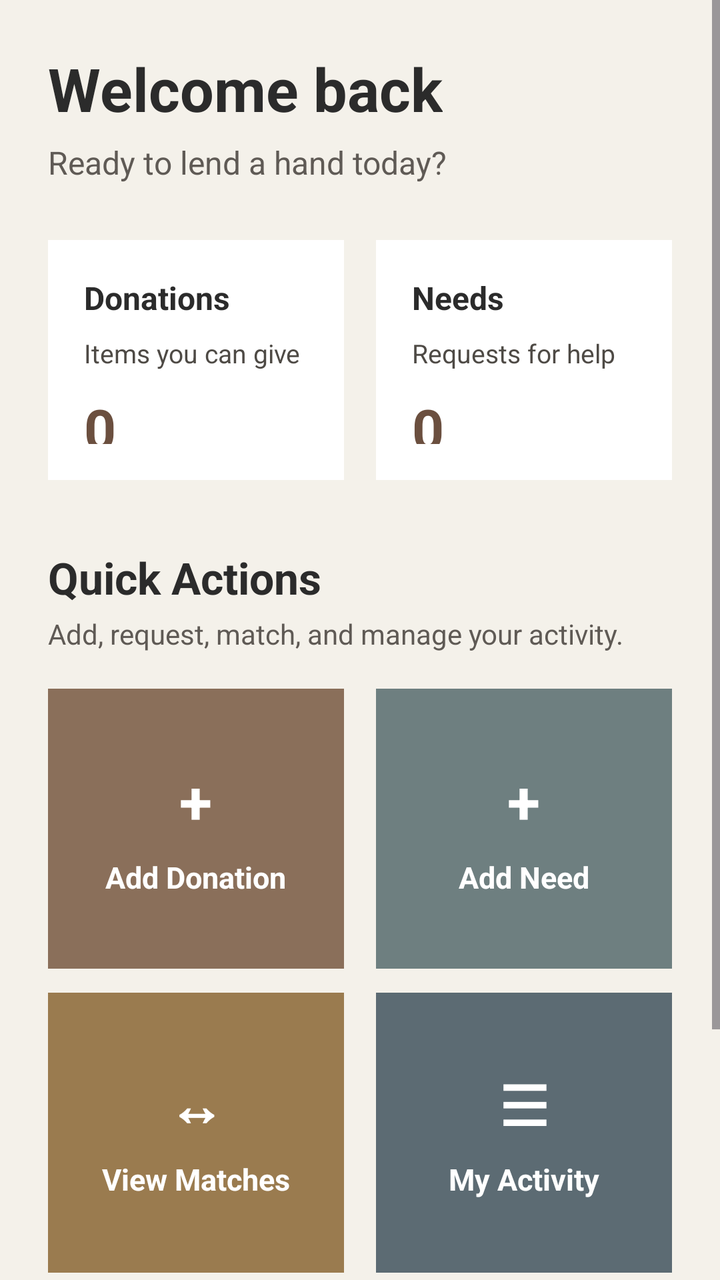
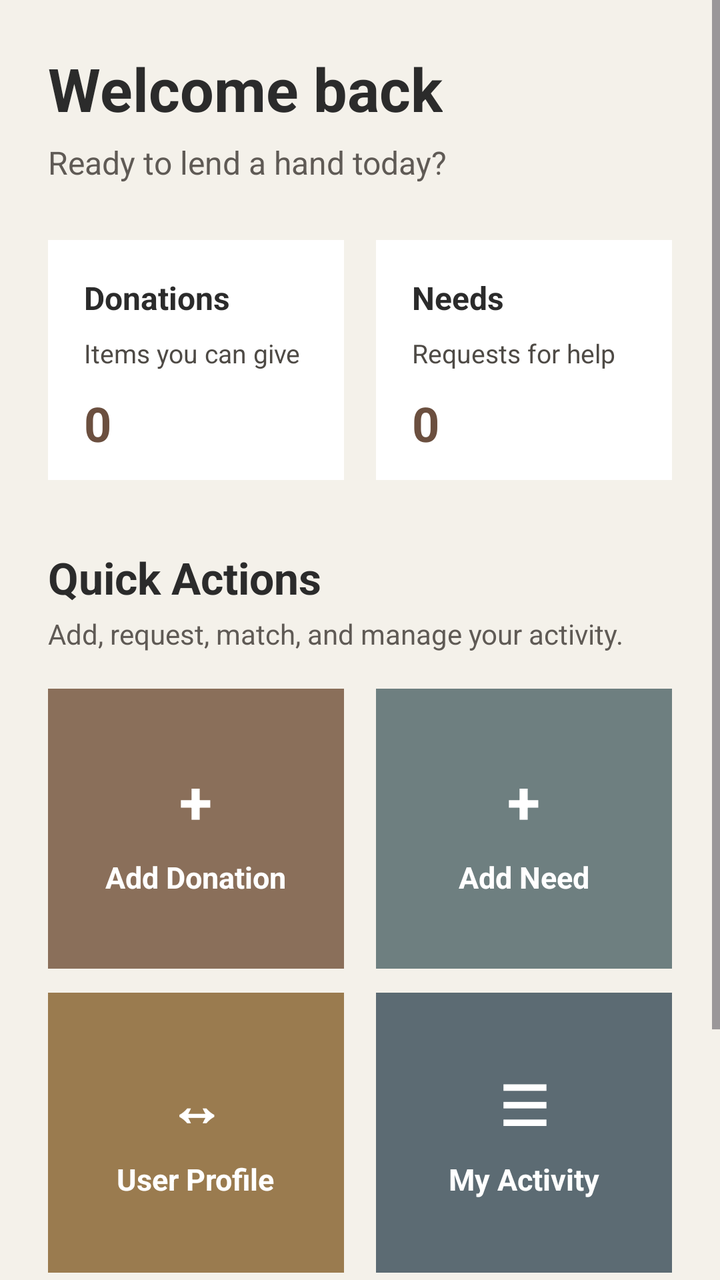

Compare the two renders of this Android layout. The source of the first and the diff that turns it into the second are given below.
<!-- AndroidManifest.xml: application theme Theme.LendAHand -->
<!-- res/layout/dashboard_activity.xml -->
<?xml version="1.0" encoding="utf-8"?>
<ScrollView xmlns:android="http://schemas.android.com/apk/res/android"
    android:layout_width="match_parent"
    android:layout_height="match_parent"
    android:background="#F4F1EA"
    android:fillViewport="true">

    <LinearLayout
        android:layout_width="match_parent"
        android:layout_height="wrap_content"
        android:orientation="vertical"
        android:padding="24dp">

        

        <TextView
            android:id="@+id/welcomeText"
            android:layout_width="wrap_content"
            android:layout_height="wrap_content"
            android:text="Welcome back"
            android:textColor="#2B2B2B"
            android:textSize="30sp"
            android:textStyle="bold" />

        <TextView
            android:layout_width="wrap_content"
            android:layout_height="wrap_content"
            android:text="Ready to lend a hand today?"
            android:textColor="#5F5A55"
            android:textSize="16sp"
            android:layout_marginTop="6dp" />

        
        <LinearLayout
            android:layout_width="match_parent"
            android:layout_height="wrap_content"
            android:orientation="horizontal"
            android:layout_marginTop="28dp"
            android:weightSum="2">

            <LinearLayout
                android:layout_width="0dp"
                android:layout_height="120dp"
                android:layout_weight="1"
                android:orientation="vertical"
                android:padding="18dp"
                android:background="#FFFFFF"
                android:layout_marginEnd="8dp">

                <TextView
                    android:layout_width="wrap_content"
                    android:layout_height="wrap_content"
                    android:text="Donations"
                    android:textColor="#2B2B2B"
                    android:textSize="16sp"
                    android:textStyle="bold" />

                <TextView
                    android:layout_width="wrap_content"
                    android:layout_height="wrap_content"
                    android:text="Items you can give"
                    android:textColor="#4E4A45"
                    android:textSize="13sp"
                    android:layout_marginTop="8dp" />

                <TextView
                    android:id="@+id/txtDonationCount"
                    android:layout_width="wrap_content"
                    android:layout_height="wrap_content"
                    android:text="0"
                    android:textColor="#6B4F3F"
                    android:textSize="28sp"
                    android:textStyle="bold"
                    android:layout_marginTop="10dp" />
            </LinearLayout>

            <LinearLayout
                android:layout_width="0dp"
                android:layout_height="120dp"
                android:layout_weight="1"
                android:orientation="vertical"
                android:padding="18dp"
                android:background="#FFFFFF"
                android:layout_marginStart="8dp">

                <TextView
                    android:layout_width="wrap_content"
                    android:layout_height="wrap_content"
                    android:text="Needs"
                    android:textColor="#2B2B2B"
                    android:textSize="16sp"
                    android:textStyle="bold" />

                <TextView
                    android:layout_width="wrap_content"
                    android:layout_height="wrap_content"
                    android:text="Requests for help"
                    android:textColor="#4E4A45"
                    android:textSize="13sp"
                    android:layout_marginTop="8dp" />

                <TextView
                    android:id="@+id/txtNeedCount"
                    android:layout_width="wrap_content"
                    android:layout_height="wrap_content"
                    android:text="0"
                    android:textColor="#6B4F3F"
                    android:textSize="28sp"
                    android:textStyle="bold"
                    android:layout_marginTop="10dp" />
            </LinearLayout>
        </LinearLayout>

        
        <TextView
            android:layout_width="wrap_content"
            android:layout_height="wrap_content"
            android:text="Quick Actions"
            android:textColor="#2B2B2B"
            android:textSize="22sp"
            android:textStyle="bold"
            android:layout_marginTop="34dp" />

        <TextView
            android:layout_width="wrap_content"
            android:layout_height="wrap_content"
            android:text="Add, request, match, and manage your activity."
            android:textColor="#5F5A55"
            android:textSize="14sp"
            android:layout_marginTop="4dp" />

        
        <LinearLayout
            android:layout_width="match_parent"
            android:layout_height="wrap_content"
            android:orientation="vertical"
            android:layout_marginTop="18dp">

            
            <LinearLayout
                android:layout_width="match_parent"
                android:layout_height="wrap_content"
                android:orientation="horizontal"
                android:weightSum="2">

                <LinearLayout
                    android:id="@+id/btnAddDonation"
                    android:layout_width="0dp"
                    android:layout_height="140dp"
                    android:layout_weight="1"
                    android:orientation="vertical"
                    android:background="#8A6F5A"
                    android:padding="16dp"
                    android:layout_marginEnd="8dp"
                    android:gravity="center"
                    android:clickable="true"
                    android:focusable="true">

                    <TextView
                        android:layout_width="wrap_content"
                        android:layout_height="wrap_content"
                        android:text="+"
                        android:textSize="30sp"
                        android:textColor="#FFFFFF"
                        android:textStyle="bold" />

                    <TextView
                        android:layout_width="wrap_content"
                        android:layout_height="wrap_content"
                        android:text="Add Donation"
                        android:textSize="15sp"
                        android:textColor="#FFFFFF"
                        android:layout_marginTop="8dp"
                        android:textStyle="bold" />
                </LinearLayout>

                <LinearLayout
                    android:id="@+id/btnAddNeed"
                    android:layout_width="0dp"
                    android:layout_height="140dp"
                    android:layout_weight="1"
                    android:orientation="vertical"
                    android:background="#6E7F80"
                    android:padding="16dp"
                    android:layout_marginStart="8dp"
                    android:gravity="center"
                    android:clickable="true"
                    android:focusable="true">

                    <TextView
                        android:layout_width="wrap_content"
                        android:layout_height="wrap_content"
                        android:text="+"
                        android:textSize="30sp"
                        android:textColor="#FFFFFF"
                        android:textStyle="bold" />

                    <TextView
                        android:layout_width="wrap_content"
                        android:layout_height="wrap_content"
                        android:text="Add Need"
                        android:textSize="15sp"
                        android:textColor="#FFFFFF"
                        android:layout_marginTop="8dp"
                        android:textStyle="bold" />
                </LinearLayout>
            </LinearLayout>

            
            <LinearLayout
                android:layout_width="match_parent"
                android:layout_height="wrap_content"
                android:orientation="horizontal"
                android:layout_marginTop="12dp"
                android:weightSum="2">

                <LinearLayout
                    android:id="@+id/btnViewMatches"
                    android:layout_width="0dp"
                    android:layout_height="140dp"
                    android:layout_weight="1"
                    android:orientation="vertical"
                    android:background="#9A7B4F"
                    android:padding="16dp"
                    android:layout_marginEnd="8dp"
                    android:gravity="center"
                    android:clickable="true"
                    android:focusable="true">

                    <TextView
                        android:layout_width="wrap_content"
                        android:layout_height="wrap_content"
                        android:text="↔"
                        android:textSize="28sp"
                        android:textColor="#FFFFFF"
                        android:textStyle="bold" />

                    <TextView
                        android:layout_width="wrap_content"
                        android:layout_height="wrap_content"
                        android:text="View Matches"
                        android:textSize="15sp"
                        android:textColor="#FFFFFF"
                        android:layout_marginTop="8dp"
                        android:textStyle="bold" />
                </LinearLayout>

                <LinearLayout
                    android:id="@+id/btnMyActivity"
                    android:layout_width="0dp"
                    android:layout_height="140dp"
                    android:layout_weight="1"
                    android:orientation="vertical"
                    android:background="#5C6B73"
                    android:padding="16dp"
                    android:layout_marginStart="8dp"
                    android:gravity="center"
                    android:clickable="true"
                    android:focusable="true">

                    <TextView
                        android:layout_width="wrap_content"
                        android:layout_height="wrap_content"
                        android:text="☰"
                        android:textSize="28sp"
                        android:textColor="#FFFFFF"
                        android:textStyle="bold" />

                    <TextView
                        android:layout_width="wrap_content"
                        android:layout_height="wrap_content"
                        android:text="My Activity"
                        android:textSize="15sp"
                        android:textColor="#FFFFFF"
                        android:layout_marginTop="8dp"
                        android:textStyle="bold" />
                </LinearLayout>
            </LinearLayout>
        </LinearLayout>

        
        <LinearLayout
            android:layout_width="match_parent"
            android:layout_height="wrap_content"
            android:orientation="vertical"
            android:padding="20dp"
            android:background="#FFFFFF"
            android:layout_marginTop="28dp">

            <TextView
                android:layout_width="wrap_content"
                android:layout_height="wrap_content"
                android:text="Small help, big impact"
                android:textColor="#2B2B2B"
                android:textSize="18sp"
                android:textStyle="bold" />

            <TextView
                android:layout_width="match_parent"
                android:layout_height="wrap_content"
                android:text="Share what you have, request what you need, and connect with people around you."
                android:textColor="#4E4A45"
                android:textSize="14sp"
                android:layout_marginTop="8dp" />
        </LinearLayout>

    </LinearLayout>
</ScrollView>
<!-- resources referenced by this layout -->
<resources>
  <style name="Theme.LendAHand" parent="Base.Theme.LendAHand" />
  <style name="Base.Theme.LendAHand" parent="Theme.Material3.DayNight.NoActionBar">
          
          
      </style>
</resources>

<!-- the commit's change to res/layout/dashboard_activity.xml (unified diff, before → after) -->
@@ -67,21 +67,21 @@
                     android:id="@+id/txtDonationCount"
                     android:layout_width="wrap_content"
                     android:layout_height="wrap_content"
+                    android:layout_marginTop="10dp"
                     android:text="0"
                     android:textColor="#6B4F3F"
-                    android:textSize="28sp"
-                    android:textStyle="bold"
-                    android:layout_marginTop="10dp" />
+                    android:textSize="24sp"
+                    android:textStyle="bold" />
             </LinearLayout>
 
             <LinearLayout
                 android:layout_width="0dp"
                 android:layout_height="120dp"
+                android:layout_marginStart="8dp"
                 android:layout_weight="1"
+                android:background="#FFFFFF"
                 android:orientation="vertical"
-                android:padding="18dp"
-                android:background="#FFFFFF"
-                android:layout_marginStart="8dp">
+                android:padding="18dp">
 
                 <TextView
                     android:layout_width="wrap_content"
@@ -94,20 +94,20 @@
                 <TextView
                     android:layout_width="wrap_content"
                     android:layout_height="wrap_content"
+                    android:layout_marginTop="8dp"
                     android:text="Requests for help"
                     android:textColor="#4E4A45"
-                    android:textSize="13sp"
-                    android:layout_marginTop="8dp" />
+                    android:textSize="13sp" />
 
                 <TextView
                     android:id="@+id/txtNeedCount"
                     android:layout_width="wrap_content"
                     android:layout_height="wrap_content"
+                    android:layout_marginTop="10dp"
                     android:text="0"
                     android:textColor="#6B4F3F"
-                    android:textSize="28sp"
-                    android:textStyle="bold"
-                    android:layout_marginTop="10dp" />
+                    android:textSize="24sp"
+                    android:textStyle="bold" />
             </LinearLayout>
         </LinearLayout>
 
@@ -238,7 +238,7 @@
                     <TextView
                         android:layout_width="wrap_content"
                         android:layout_height="wrap_content"
-                        android:text="View Matches"
+                        android:text="User Profile"
                         android:textSize="15sp"
                         android:textColor="#FFFFFF"
                         android:layout_marginTop="8dp"
